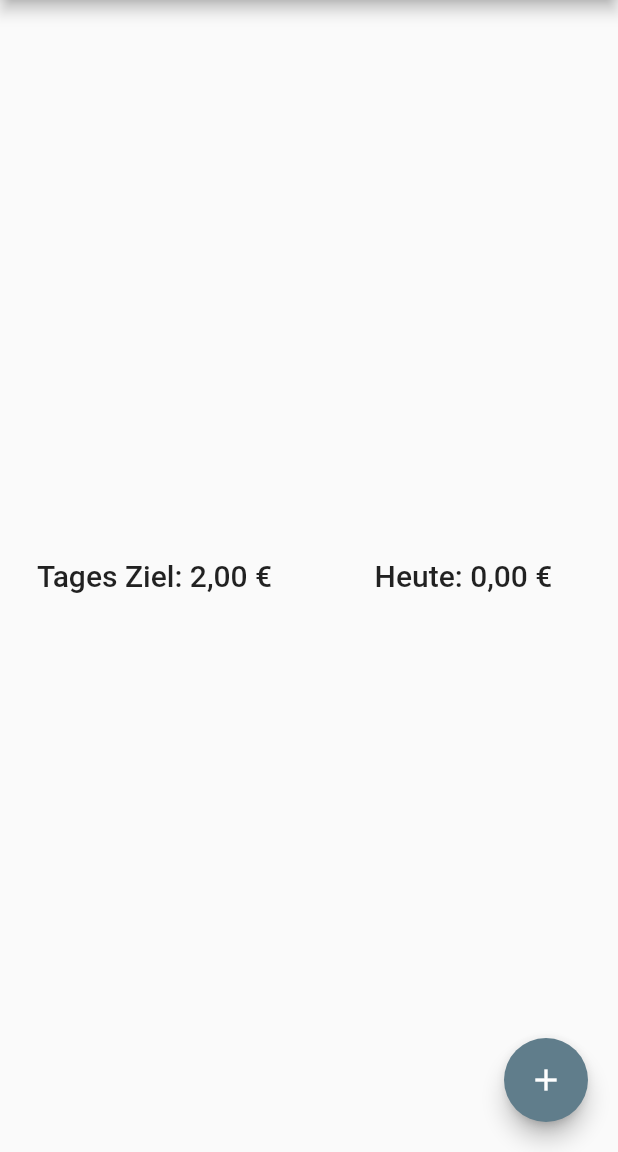
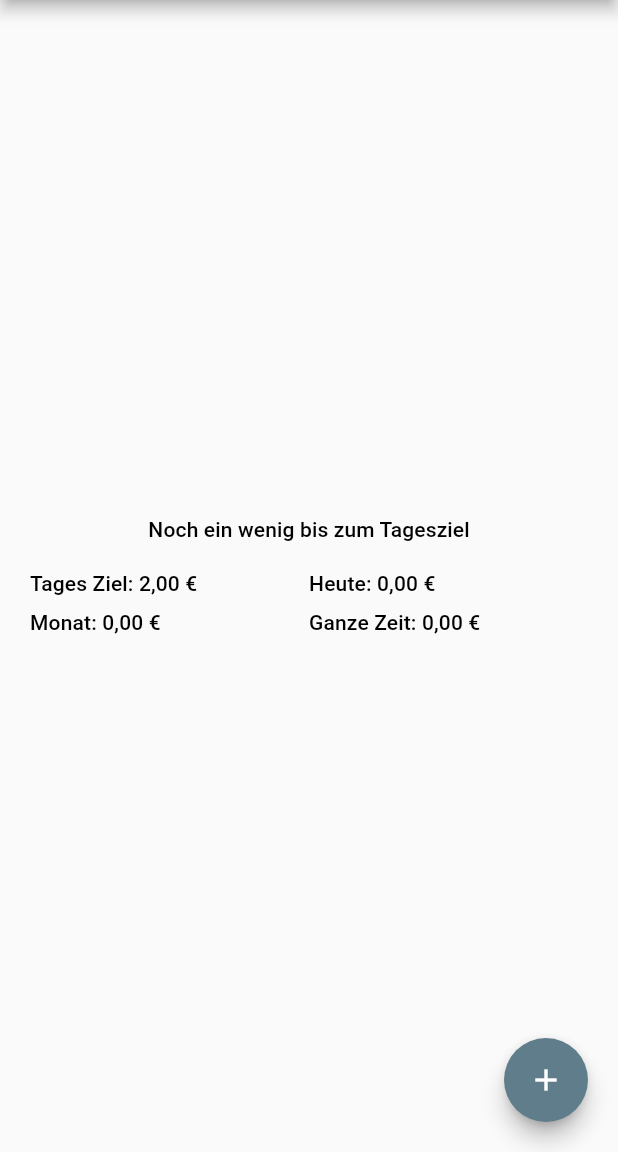
Before and after one commit to kneekicka/collect-deposit, a Flutter app: the screen it shows after launch, on a phone screen of 412 x 824 dp, the part 84-1236 px from its top. Run offline on Flutter 3.47's test engine with Material 2 defaults, Android fonts, the phone set to English and light mode, and no system bars; our stand-ins replace currency_text_input_formatter.

Commit message:
added month and year to the values

```diff
--- a/lib/screens/home_screen.dart
+++ b/lib/screens/home_screen.dart
@@ -154,24 +154,68 @@ class _HomeScreenState extends State<HomeScreen> {
           title: const Text('Pfand Sammler'),
         ),
         body: Center(
+          child: Padding(
+            padding: const EdgeInsets.all(20),
+            child: Column(
+              mainAxisAlignment: MainAxisAlignment.center,
+              children: [
+                Padding(
+                  padding: const EdgeInsets.only(bottom: 20),
                   child: Row(
                     mainAxisAlignment: MainAxisAlignment.center,
                     children: <Widget>[
                       Expanded(
                         child: Center(
                           child: Text(
+                            _deposit >= _dailyGoal
+                                ? 'Tagesziel erreicht!'
+                                : 'Noch ein wenig bis zum Tagesziel',
+                            style: Theme.of(context).textTheme.subtitle2,
+                          ),
+                        ),
+                      ),
+                    ],
+                  ),
+                ),
+                Padding(
+                  padding: const EdgeInsets.only(bottom: 10),
+                  child: Row(
+                    mainAxisAlignment: MainAxisAlignment.center,
+                    children: <Widget>[
+                      Expanded(
+                        child: Text(
                           'Tages Ziel: ${formatCurrency.format(_dailyGoal)}',
-                  style: Theme.of(context).textTheme.headline6,
-                )),
+                          style: Theme.of(context).textTheme.subtitle2,
+                        ),
                       ),
                       Expanded(
-                child: Center(
                         child: Text(
                           'Heute: ${formatCurrency.format(_deposit)}',
-                  style: Theme.of(context).textTheme.headline6,
-                )),
+                          style: Theme.of(context).textTheme.subtitle2,
+                        ),
                       ),
                     ],
+                  ),
+                ),
+                Row(
+                  mainAxisAlignment: MainAxisAlignment.center,
+                  children: <Widget>[
+                    Expanded(
+                      child: Text(
+                        'Monat: ${formatCurrency.format(0.0)}',
+                        style: Theme.of(context).textTheme.subtitle2,
+                      ),
+                    ),
+                    Expanded(
+                      child: Text(
+                        'Ganze Zeit: ${formatCurrency.format(0.0)}',
+                        style: Theme.of(context).textTheme.subtitle2,
+                      ),
+                    ),
+                  ],
+                ),
+              ],
+            ),
           ),
         ),
         floatingActionButton: Padding(
```
Lines whose indentation alone changed are shown as unchanged.
